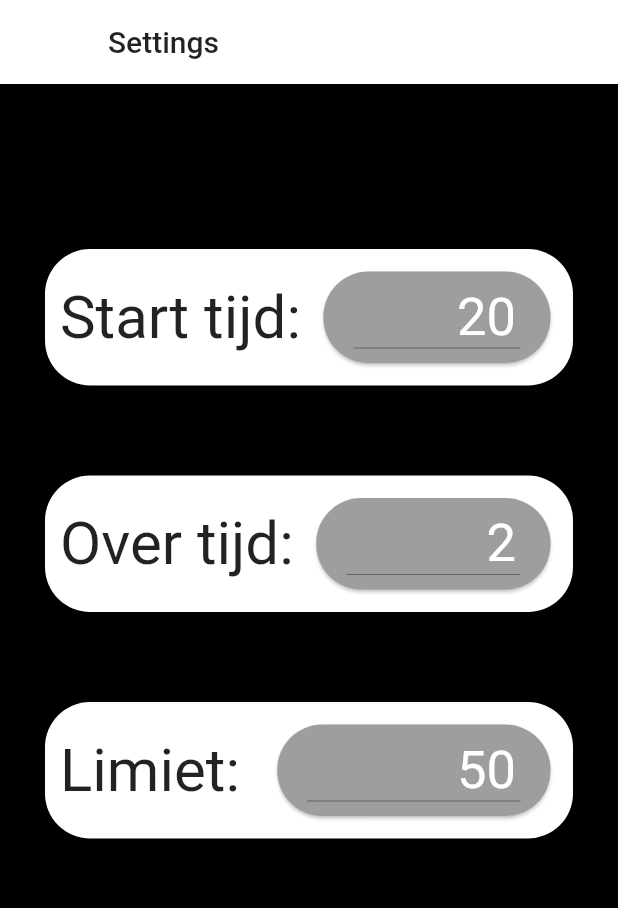
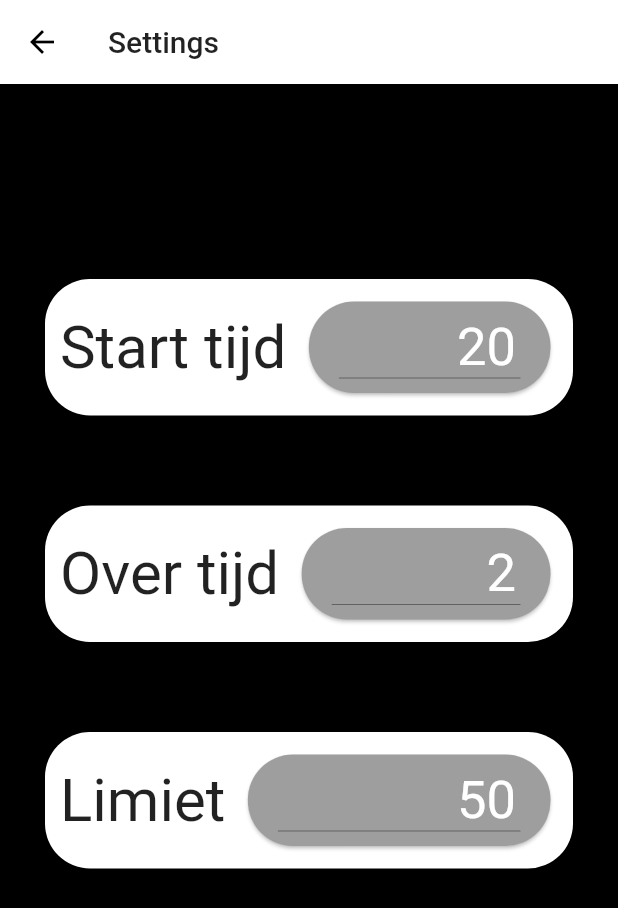
Before and after one commit to Bovhasselt/bounce, a Flutter app: the screen it shows after launch, after a tap on the "settings" icon, on a phone screen of 412 x 824 dp. Shown: the top 908 px of the screen. Run offline on Flutter 3.47's test engine with Material 2 defaults, Android fonts, the phone set to English and light mode, and no system bars; our stand-ins replace qr_flutter; missing offline and left inert: qr_code_scanner; Roboto replaces fonts that are missing (Opensans).

Commit message:
Started implementation of qr scanner screen and did some minor readability improvements(made settingcard widget)

```diff
--- /dev/null
+++ b/lib/clubside/settingcard.dart
@@ -0,0 +1,51 @@
+import 'package:flutter/material.dart';
+
+
+class SettingCard extends StatelessWidget {
+  const SettingCard(
+      {super.key, required this.settingName, required this.initialValue});
+
+  final String settingName;
+  final int initialValue;
+
+  @override
+  Widget build(BuildContext context) {
+    return Card(
+      margin: EdgeInsets.all(30),
+      shape: RoundedRectangleBorder(borderRadius: BorderRadius.circular(30)),
+      child: Row(
+        mainAxisAlignment: MainAxisAlignment.spaceEvenly,
+        children: [
+          Container(
+            margin: EdgeInsets.only(left: 10),
+            child: Text(
+              settingName,
+              style: TextStyle(
+                fontSize: 40,
+              ),
+            ),
+          ),
+          Flexible(
+            child: Card(
+              margin: EdgeInsets.all(15),
+              shape: RoundedRectangleBorder(
+                  borderRadius: BorderRadius.circular(30)),
+              color: Colors.grey,
+              child: Container(
+                margin: EdgeInsets.all(10),
+                padding: EdgeInsets.symmetric(horizontal: 10),
+                child: TextFormField(
+                  initialValue: initialValue.toString(),
+                  textAlign: TextAlign.end,
+                  decoration: InputDecoration(isCollapsed: true),
+                  style: TextStyle(color: Colors.white, fontSize: 35),
+                  keyboardType: TextInputType.number,
+                ),
+              ),
+            ),
+          )
+        ],
+      ),
+    );
+  }
+}
--- a/lib/clubside/settingsscreen.dart
+++ b/lib/clubside/settingsscreen.dart
@@ -1,3 +1,4 @@
+import 'package:bounce/clubside/settingcard.dart';
 import 'package:flutter/material.dart';
 
 class SettingsScreen extends StatelessWidget {
@@ -16,120 +17,10 @@ class SettingsScreen extends StatelessWidget {
       body: Column(
         mainAxisAlignment: MainAxisAlignment.start,
         children: [
-          Card(
-            margin: EdgeInsets.only(left: 30, right: 30, bottom: 30, top: 110),
-            shape:
-                RoundedRectangleBorder(borderRadius: BorderRadius.circular(30)),
-            child: Row(
-              mainAxisAlignment: MainAxisAlignment.spaceEvenly,
-              children: [
-                Container(
-                  margin: EdgeInsets.only(left: 10),
-                  child: Text(
-                    'Start tijd:',
-                    style: TextStyle(
-                      fontSize: 40,
-                    ),
-                  ),
-                ),
-                Flexible(
-                  child: Card(
-                    margin: EdgeInsets.all(15),
-                    shape: RoundedRectangleBorder(
-                        borderRadius: BorderRadius.circular(30)),
-                    color: Colors.grey,
-                    child: Container(
-                      margin: EdgeInsets.all(10),
-                      padding: EdgeInsets.symmetric(horizontal: 10),
-                      child: TextFormField(
-                        initialValue: '20',
-                        textAlign: TextAlign.end,
-                        decoration: InputDecoration(isCollapsed: true),
-                        style: TextStyle(color: Colors.white, fontSize: 35),
-                        keyboardType: TextInputType.number,
-                      ),
-                    ),
-                  ),
-                )
-              ],
-            ),
-          ),
-          Card(
-            margin: EdgeInsets.all(30),
-            shape:
-                RoundedRectangleBorder(borderRadius: BorderRadius.circular(30)),
-            child: Row(
-              mainAxisAlignment: MainAxisAlignment.spaceEvenly,
-              children: [
-                Container(
-                  margin: EdgeInsets.only(left: 10),
-                  child: Text(
-                    'Over tijd:',
-                    style: TextStyle(
-                      fontSize: 40,
-                    ),
-                  ),
-                ),
-                Flexible(
-                  child: Card(
-                    margin: EdgeInsets.all(15),
-                    shape: RoundedRectangleBorder(
-                        borderRadius: BorderRadius.circular(30)),
-                    color: Colors.grey,
-                    child: Container(
-                      margin: EdgeInsets.all(10),
-                      padding: EdgeInsets.symmetric(horizontal: 10),
-                      child: TextFormField(
-                        initialValue: '2',
-                        textAlign: TextAlign.end,
-                        decoration: InputDecoration(isCollapsed: true),
-                        style: TextStyle(color: Colors.white, fontSize: 35),
-                        keyboardType: TextInputType.number,
-                      ),
-                    ),
-                  ),
-                )
-              ],
-            ),
-          ),
-          Card(
-            margin: EdgeInsets.all(30),
-            shape:
-                RoundedRectangleBorder(borderRadius: BorderRadius.circular(30)),
-            child: Row(
-              mainAxisAlignment: MainAxisAlignment.spaceEvenly,
-              children: [
-                Container(
-                  margin: EdgeInsets.only(left: 10),
-                  child: Text(
-                    'Limiet: ',
-                    style: TextStyle(
-                      fontSize: 40,
-                    ),
-                  ),
-                ),
-                Flexible(
-                  child: Card(
-                    margin: EdgeInsets.all(15),
-                    shape: RoundedRectangleBorder(
-                        borderRadius: BorderRadius.circular(30)),
-                    color: Colors.grey,
-                    child: Container(
-                      margin: EdgeInsets.all(10),
-                      padding: EdgeInsets.symmetric(horizontal: 10),
-                      child: TextFormField(
-                        initialValue: '50',
-                        textAlign: TextAlign.end,
-                        decoration: InputDecoration(isCollapsed: true),
-                        style: TextStyle(color: Colors.white, fontSize: 35),
-                        keyboardType: TextInputType.number,
-                      ),
-                    ),
-                  ),
-                )
-              ],
-            ),
-          ),
+          SizedBox(height: 100),
+          SettingCard(settingName: 'Start tijd', initialValue: 20),
+          SettingCard(settingName: 'Over tijd', initialValue: 2),
+          SettingCard(settingName: 'Limiet', initialValue: 50)
         ],
       ),
     );
--- a/lib/main.dart
+++ b/lib/main.dart
@@ -24,7 +24,8 @@ class MyApp extends StatelessWidget {
                   fontFamily: 'OpenSans',
                   fontSize: 20,
                   fontWeight: FontWeight.bold,
-                  color: Theme.of(context).copyWith().colorScheme.secondary))),
+                  color: Theme.of(context).copyWith().colorScheme.secondary),
+              iconTheme: IconThemeData(color: Color.fromARGB(255, 0, 0, 0)))),
       home: ClubsideHomePage(),
     );
   }
--- a/pubspec.yaml
+++ b/pubspec.yaml
@@ -15,6 +15,7 @@ dependencies:
   english_words: ^4.0.0
   provider: ^6.0.0
   qr_flutter: ^4.0.0
+  qr_code_scanner: ^1.0.1
 
 dev_dependencies:
   flutter_test:
```
Also changed, not shown: lib/clubside/clubhomepage.dart (+9 -10 lines), lib/clubside/qrscannerscreen.dart (added, +170 -0 lines), pubspec.lock, 7 other files.
